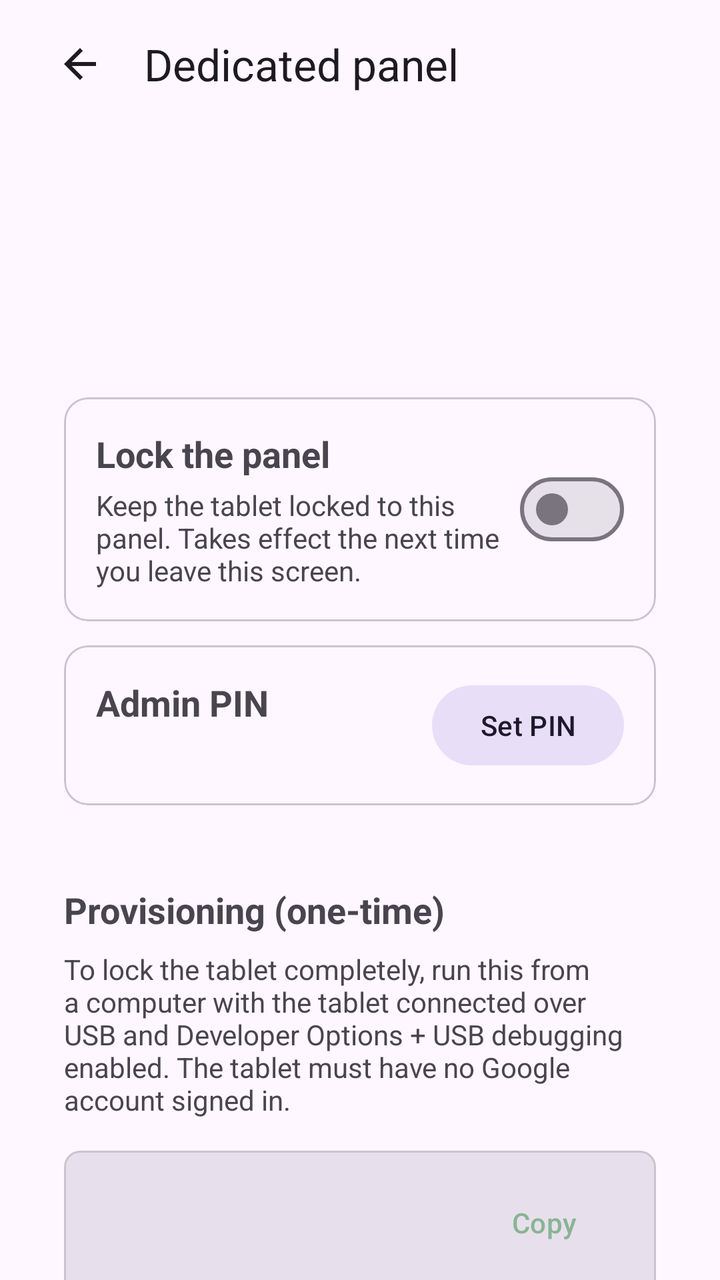
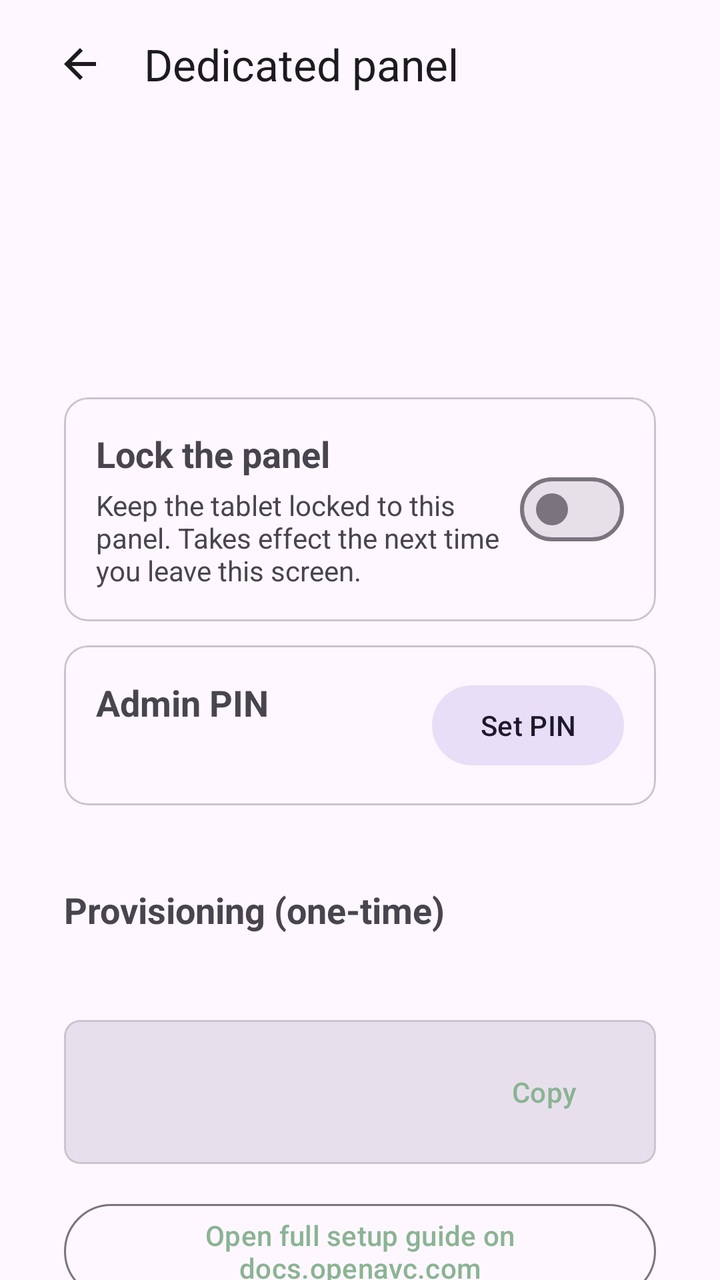

Screens rendered from an Android XML layout before and after an edit, with the pre-edit source and the edit as a unified diff.
<!-- AndroidManifest.xml: application theme Theme.OpenAVCPanel -->
<!-- res/layout/activity_kiosk_setup.xml -->
<?xml version="1.0" encoding="utf-8"?>
<LinearLayout xmlns:android="http://schemas.android.com/apk/res/android"
    xmlns:app="http://schemas.android.com/apk/res-auto"
    android:layout_width="match_parent"
    android:layout_height="match_parent"
    android:orientation="vertical">

    <com.google.android.material.appbar.MaterialToolbar
        android:id="@+id/toolbar"
        android:layout_width="match_parent"
        android:layout_height="?attr/actionBarSize"
        android:background="?attr/colorSurface"
        android:paddingStart="12dp"
        android:paddingEnd="12dp"
        app:navigationIcon="@drawable/ic_arrow_back"
        app:navigationContentDescription="@string/back"
        app:title="@string/kiosk_title"
        app:titleTextAppearance="@style/TextAppearance.Material3.TitleLarge" />

    <androidx.core.widget.NestedScrollView
        android:layout_width="match_parent"
        android:layout_height="0dp"
        android:layout_weight="1"
        android:fillViewport="true">

        <LinearLayout
            android:layout_width="match_parent"
            android:layout_height="wrap_content"
            android:orientation="vertical"
            android:paddingStart="32dp"
            android:paddingEnd="32dp"
            android:paddingTop="24dp"
            android:paddingBottom="48dp">

        <TextView
            android:id="@+id/state_text"
            android:layout_width="wrap_content"
            android:layout_height="wrap_content"
            android:layout_marginTop="24dp"
            android:textSize="20sp"
            android:textStyle="bold"
            android:textColor="?attr/colorPrimary" />

        <TextView
            android:id="@+id/state_detail"
            android:layout_width="match_parent"
            android:layout_height="wrap_content"
            android:layout_marginTop="6dp"
            android:textSize="16sp" />

        

        <com.google.android.material.card.MaterialCardView
            android:layout_width="match_parent"
            android:layout_height="wrap_content"
            android:layout_marginTop="32dp"
            app:cardCornerRadius="12dp"
            app:cardElevation="0dp"
            app:strokeColor="?attr/colorOutlineVariant"
            app:strokeWidth="1dp">

            <LinearLayout
                android:layout_width="match_parent"
                android:layout_height="wrap_content"
                android:orientation="horizontal"
                android:gravity="center_vertical"
                android:padding="16dp">

                <LinearLayout
                    android:layout_width="0dp"
                    android:layout_height="wrap_content"
                    android:layout_weight="1"
                    android:orientation="vertical">

                    <TextView
                        android:layout_width="wrap_content"
                        android:layout_height="wrap_content"
                        android:text="@string/kiosk_toggle_title"
                        android:textSize="18sp"
                        android:textStyle="bold" />

                    <TextView
                        android:layout_width="match_parent"
                        android:layout_height="wrap_content"
                        android:layout_marginTop="4dp"
                        android:text="@string/kiosk_toggle_detail"
                        android:textSize="14sp"
                        android:textColor="?attr/colorOnSurfaceVariant" />

                </LinearLayout>

                <com.google.android.material.materialswitch.MaterialSwitch
                    android:id="@+id/kiosk_switch"
                    android:layout_width="wrap_content"
                    android:layout_height="wrap_content" />

            </LinearLayout>

        </com.google.android.material.card.MaterialCardView>

        

        <com.google.android.material.card.MaterialCardView
            android:layout_width="match_parent"
            android:layout_height="wrap_content"
            android:layout_marginTop="12dp"
            app:cardCornerRadius="12dp"
            app:cardElevation="0dp"
            app:strokeColor="?attr/colorOutlineVariant"
            app:strokeWidth="1dp">

            <LinearLayout
                android:layout_width="match_parent"
                android:layout_height="wrap_content"
                android:orientation="horizontal"
                android:gravity="center_vertical"
                android:padding="16dp">

                <LinearLayout
                    android:layout_width="0dp"
                    android:layout_height="wrap_content"
                    android:layout_weight="1"
                    android:orientation="vertical">

                    <TextView
                        android:layout_width="wrap_content"
                        android:layout_height="wrap_content"
                        android:text="@string/kiosk_pin_title"
                        android:textSize="18sp"
                        android:textStyle="bold" />

                    <TextView
                        android:id="@+id/pin_state"
                        android:layout_width="match_parent"
                        android:layout_height="wrap_content"
                        android:layout_marginTop="4dp"
                        android:textSize="14sp"
                        android:textColor="?attr/colorOnSurfaceVariant" />

                </LinearLayout>

                <com.google.android.material.button.MaterialButton
                    android:id="@+id/pin_button"
                    style="@style/Widget.Material3.Button.TonalButton"
                    android:layout_width="wrap_content"
                    android:layout_height="wrap_content"
                    android:text="@string/kiosk_pin_set" />

            </LinearLayout>

        </com.google.android.material.card.MaterialCardView>

        

        <TextView
            android:layout_width="wrap_content"
            android:layout_height="wrap_content"
            android:layout_marginTop="40dp"
            android:text="@string/kiosk_provisioning_title"
            android:textSize="18sp"
            android:textStyle="bold" />

        <TextView
            android:layout_width="match_parent"
            android:layout_height="wrap_content"
            android:layout_marginTop="8dp"
            android:text="@string/kiosk_provisioning_detail"
            android:textSize="14sp"
            android:textColor="?attr/colorOnSurfaceVariant" />

        <com.google.android.material.card.MaterialCardView
            android:layout_width="match_parent"
            android:layout_height="wrap_content"
            android:layout_marginTop="16dp"
            app:cardCornerRadius="8dp"
            app:cardElevation="0dp"
            app:cardBackgroundColor="?attr/colorSurfaceVariant">

            <LinearLayout
                android:layout_width="match_parent"
                android:layout_height="wrap_content"
                android:orientation="horizontal"
                android:gravity="center_vertical"
                android:padding="12dp">

                <TextView
                    android:id="@+id/adb_command"
                    android:layout_width="0dp"
                    android:layout_height="wrap_content"
                    android:layout_weight="1"
                    android:fontFamily="monospace"
                    android:textSize="13sp"
                    android:textIsSelectable="true" />

                <com.google.android.material.button.MaterialButton
                    android:id="@+id/copy_button"
                    style="@style/Widget.Material3.Button.TextButton"
                    android:layout_width="wrap_content"
                    android:layout_height="wrap_content"
                    android:text="@string/kiosk_copy" />

            </LinearLayout>

        </com.google.android.material.card.MaterialCardView>

        <com.google.android.material.button.MaterialButton
            android:id="@+id/docs_button"
            style="@style/Widget.Material3.Button.OutlinedButton"
            android:layout_width="match_parent"
            android:layout_height="wrap_content"
            android:layout_marginTop="16dp"
            android:text="@string/kiosk_docs_link" />

        </LinearLayout>

    </androidx.core.widget.NestedScrollView>

</LinearLayout>
<!-- resources referenced by this layout -->
<resources>
  <!-- drawable ic_arrow_back (drawable) -->
  <?xml version="1.0" encoding="utf-8"?>
  <vector xmlns:android="http://schemas.android.com/apk/res/android"
      android:width="24dp"
      android:height="24dp"
      android:viewportWidth="24"
      android:viewportHeight="24"
      android:tint="?attr/colorOnSurface">
      <path
          android:fillColor="@android:color/white"
          android:pathData="M20,11H7.83l5.59,-5.59L12,4l-8,8 8,8 1.41,-1.41L7.83,13H20v-2z" />
  </vector>
  <string name="back">Back</string>
  <string name="kiosk_copy">Copy</string>
  <string name="kiosk_docs_link">Open full setup guide on docs.openavc.com</string>
  <string name="kiosk_pin_set">Set PIN</string>
  <string name="kiosk_pin_title">Admin PIN</string>
  <string name="kiosk_provisioning_detail">To lock the tablet completely, run this from a computer with the tablet connected over USB and Developer Options + USB debugging enabled. The tablet must have no Google account signed in.</string>
  <string name="kiosk_provisioning_title">Provisioning (one-time)</string>
  <string name="kiosk_title">Dedicated panel</string>
  <string name="kiosk_toggle_detail">Keep the tablet locked to this panel. Takes effect the next time you leave this screen.</string>
  <string name="kiosk_toggle_title">Lock the panel</string>
  <style name="Theme.OpenAVCPanel" parent="Theme.Material3.DayNight.NoActionBar">
          <item name="colorPrimary">@color/brand_sage</item>
          <item name="colorPrimaryVariant">@color/brand_sage_dark</item>
          <item name="colorOnPrimary">@color/on_surface_dark</item>
          <item name="android:statusBarColor" tools:targetApi="l">?attr/colorPrimaryVariant</item>
          <item name="android:windowLightStatusBar" tools:targetApi="m">false</item>
      </style>
  <color name="brand_sage">#8AB493</color>
  <color name="brand_sage_dark">#5E8F6B</color>
  <color name="on_surface_dark">#F5F7F5</color>
</resources>

<!-- the commit's change to res/layout/activity_kiosk_setup.xml (unified diff, before → after) -->
@@ -151,6 +151,38 @@
         </com.google.android.material.card.MaterialCardView>
 
         
+        <LinearLayout
+            android:id="@+id/provisioned_section"
+            android:layout_width="match_parent"
+            android:layout_height="wrap_content"
+            android:orientation="vertical"
+            android:visibility="gone">
+
+            <TextView
+                android:layout_width="wrap_content"
+                android:layout_height="wrap_content"
+                android:layout_marginTop="40dp"
+                android:text="@string/kiosk_provisioned_title"
+                android:textSize="18sp"
+                android:textStyle="bold" />
+
+            <TextView
+                android:layout_width="match_parent"
+                android:layout_height="wrap_content"
+                android:layout_marginTop="8dp"
+                android:text="@string/kiosk_provisioned_detail"
+                android:textSize="14sp"
+                android:textColor="?attr/colorOnSurfaceVariant" />
+
+        </LinearLayout>
+
+        
+
+        <LinearLayout
+            android:id="@+id/provisioning_section"
+            android:layout_width="match_parent"
+            android:layout_height="wrap_content"
+            android:orientation="vertical">
 
         <TextView
             android:layout_width="wrap_content"
@@ -161,12 +193,38 @@
             android:textStyle="bold" />
 
         <TextView
+            android:id="@+id/provisioning_detail"
             android:layout_width="match_parent"
             android:layout_height="wrap_content"
             android:layout_marginTop="8dp"
-            android:text="@string/kiosk_provisioning_detail"
             android:textSize="14sp"
             android:textColor="?attr/colorOnSurfaceVariant" />
+
+        
+        <LinearLayout
+            android:id="@+id/play_next_steps"
+            android:layout_width="match_parent"
+            android:layout_height="wrap_content"
+            android:orientation="vertical"
+            android:visibility="gone">
+
+            <TextView
+                android:layout_width="wrap_content"
+                android:layout_height="wrap_content"
+                android:layout_marginTop="16dp"
+                android:text="@string/kiosk_provisioning_play_next_title"
+                android:textSize="16sp"
+                android:textStyle="bold" />
+
+            <TextView
+                android:layout_width="match_parent"
+                android:layout_height="wrap_content"
+                android:layout_marginTop="6dp"
+                android:text="@string/kiosk_provisioning_play_next"
+                android:textSize="14sp"
+                android:textColor="?attr/colorOnSurfaceVariant" />
+
+        </LinearLayout>
 
         <com.google.android.material.card.MaterialCardView
             android:layout_width="match_parent"
@@ -203,6 +261,9 @@
 
         </com.google.android.material.card.MaterialCardView>
 
+        </LinearLayout>
+
+        
         <com.google.android.material.button.MaterialButton
             android:id="@+id/docs_button"
             style="@style/Widget.Material3.Button.OutlinedButton"
<!-- resource entries referenced after the edit -->
@@ -17,7 +17,10 @@
   <string name="kiosk_docs_link">Open full setup guide on docs.openavc.com</string>
   <string name="kiosk_pin_set">Set PIN</string>
   <string name="kiosk_pin_title">Admin PIN</string>
-  <string name="kiosk_provisioning_detail">To lock the tablet completely, run this from a computer with the tablet connected over USB and Developer Options + USB debugging enabled. The tablet must have no Google account signed in.</string>
+  <string name="kiosk_provisioned_detail">This tablet is already set up as the device owner, so there is nothing left to run here. Use the switch above to lock and unlock the panel.</string>
+  <string name="kiosk_provisioned_title">Provisioning complete</string>
+  <string name="kiosk_provisioning_play_next">Factory reset the tablet and skip the Google sign-in, then either install the app from the signed APK on openavc.com and run the command below, or use QR provisioning, which installs and locks in one step with no computer. The full setup guide covers both.</string>
+  <string name="kiosk_provisioning_play_next_title">To lock this tablet</string>
   <string name="kiosk_provisioning_title">Provisioning (one-time)</string>
   <string name="kiosk_title">Dedicated panel</string>
   <string name="kiosk_toggle_detail">Keep the tablet locked to this panel. Takes effect the next time you leave this screen.</string>
